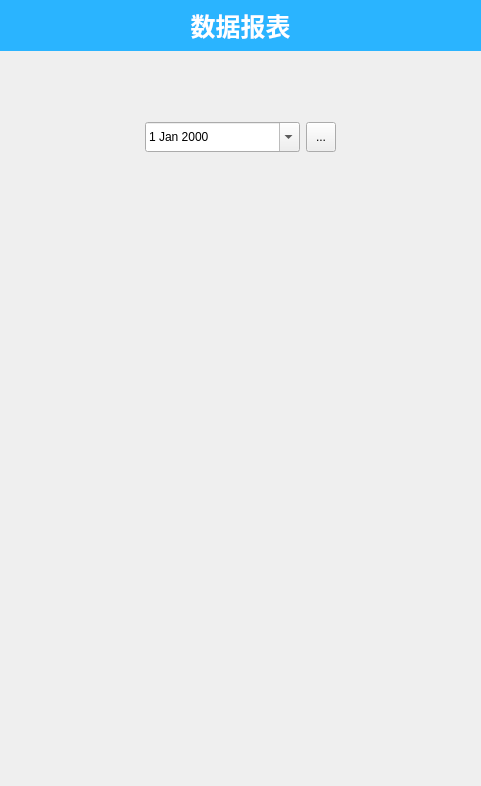
First picture: the form in TaskManager/View/datashowdtl.ui, repository xingyimen/GanShiTaskManager, before the edit.
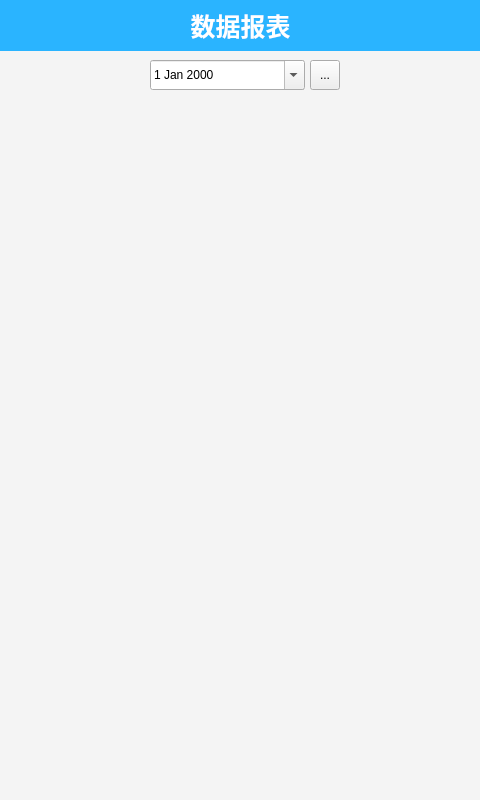
Second picture: the form after the edit. Icons and pictures are not drawn.

```diff
--- a/TaskManager/View/datashowdtl.ui
+++ b/TaskManager/View/datashowdtl.ui
@@ -6,24 +6,52 @@
    <rect>
     <x>0</x>
     <y>0</y>
-    <width>481</width>
-    <height>786</height>
+    <width>480</width>
+    <height>800</height>
    </rect>
   </property>
+  <property name="minimumSize">
+   <size>
+    <width>480</width>
+    <height>800</height>
+   </size>
+  </property>
+  <property name="maximumSize">
+   <size>
+    <width>480</width>
+    <height>800</height>
+   </size>
+  </property>
   <property name="windowTitle">
    <string>Form</string>
   </property>
-  <widget class="QWidget" name="verticalLayoutWidget_2">
+  <property name="styleSheet">
+   <string notr="true">QWidget#dataShowDtl{
+background-color : rgb(244, 244, 244);
+}
+</string>
+  </property>
+  <widget class="QWidget" name="widget" native="true">
    <property name="geometry">
     <rect>
      <x>0</x>
-     <y>240</y>
-     <width>481</width>
-     <height>541</height>
+     <y>0</y>
+     <width>480</width>
+     <height>740</height>
     </rect>
    </property>
-   <layout class="QVBoxLayout" name="verticalLayout_3"/>
-  </widget>
+   <property name="minimumSize">
+    <size>
+     <width>480</width>
+     <height>740</height>
+    </size>
+   </property>
+   <property name="maximumSize">
+    <size>
+     <width>480</width>
+     <height>740</height>
+    </size>
+   </property>
   <widget class="QLabel" name="label_4">
    <property name="geometry">
     <rect>
@@ -63,52 +91,26 @@
     <set>Qt::AlignCenter</set>
    </property>
   </widget>
-  <widget class="QWidget" name="">
+   <widget class="QWidget" name="verticalLayoutWidget_2">
    <property name="geometry">
     <rect>
      <x>0</x>
-     <y>67</y>
+      <y>110</y>
      <width>481</width>
-     <height>161</height>
-    </rect>
-   </property>
-   <layout class="QGridLayout" name="gridLayout">
-    <item row="0" column="0">
-     <spacer name="verticalSpacer">
-      <property name="orientation">
-       <enum>Qt::Vertical</enum>
-      </property>
-      <property name="sizeType">
-       <enum>QSizePolicy::Fixed</enum>
-      </property>
-      <property name="sizeHint" stdset="0">
-       <size>
-        <width>20</width>
-        <height>30</height>
-       </size>
-      </property>
-     </spacer>
-    </item>
-    <item row="1" column="0">
-     <layout class="QHBoxLayout" name="horizontalLayout" stretch="0,0,0,0">
-      <property name="sizeConstraint">
-       <enum>QLayout::SetFixedSize</enum>
-      </property>
-      <item>
-       <spacer name="horizontalSpacer">
-        <property name="orientation">
-         <enum>Qt::Horizontal</enum>
-        </property>
-        <property name="sizeHint" stdset="0">
-         <size>
-          <width>40</width>
-          <height>20</height>
-         </size>
-        </property>
-       </spacer>
-      </item>
-      <item>
+      <height>631</height>
+     </rect>
+    </property>
+    <layout class="QVBoxLayout" name="verticalLayout_3"/>
+   </widget>
        <widget class="QDateEdit" name="dateEdit">
+    <property name="geometry">
+     <rect>
+      <x>150</x>
+      <y>60</y>
+      <width>155</width>
+      <height>30</height>
+     </rect>
+    </property>
         <property name="minimumSize">
          <size>
           <width>155</width>
@@ -119,9 +121,15 @@
          <bool>true</bool>
         </property>
        </widget>
-      </item>
-      <item>
        <widget class="QToolButton" name="toolButton_date">
+    <property name="geometry">
+     <rect>
+      <x>310</x>
+      <y>60</y>
+      <width>30</width>
+      <height>30</height>
+     </rect>
+    </property>
         <property name="sizePolicy">
          <sizepolicy hsizetype="Fixed" vsizetype="Fixed">
           <horstretch>0</horstretch>
@@ -141,39 +149,6 @@
          <string>...</string>
         </property>
        </widget>
-      </item>
-      <item>
-       <spacer name="horizontalSpacer_2">
-        <property name="orientation">
-         <enum>Qt::Horizontal</enum>
-        </property>
-        <property name="sizeHint" stdset="0">
-         <size>
-          <width>40</width>
-          <height>20</height>
-         </size>
-        </property>
-       </spacer>
-      </item>
-     </layout>
-    </item>
-    <item row="2" column="0">
-     <spacer name="verticalSpacer_2">
-      <property name="orientation">
-       <enum>Qt::Vertical</enum>
-      </property>
-      <property name="sizeType">
-       <enum>QSizePolicy::Fixed</enum>
-      </property>
-      <property name="sizeHint" stdset="0">
-       <size>
-        <width>20</width>
-        <height>50</height>
-       </size>
-      </property>
-     </spacer>
-    </item>
-   </layout>
   </widget>
  </widget>
  <resources/>
```
Left out of the diff: 3 changed lines with no effect on the pictures. Lines whose indentation alone changed are shown as unchanged.
